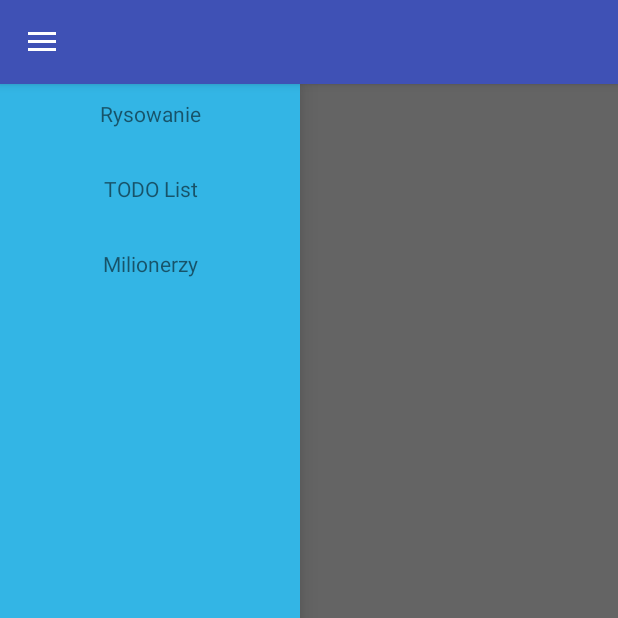
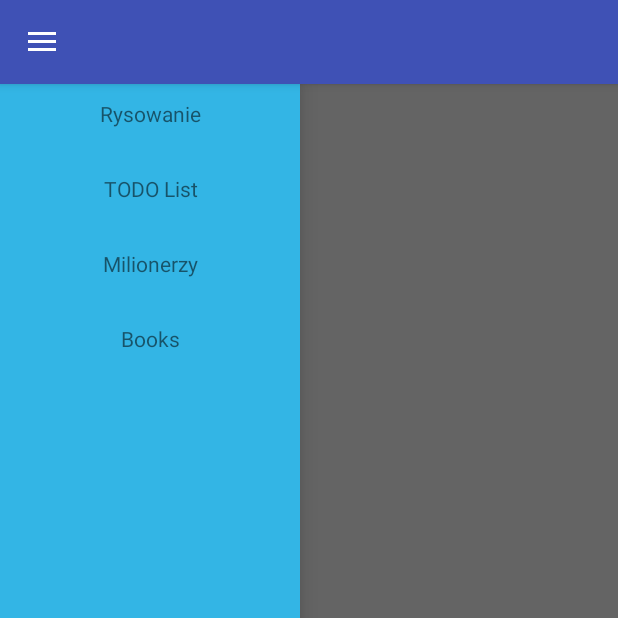
Before and after one commit to galvim/SdaCourseApplication, an Android app: the screen it shows after launch (MainActivity), with the side drawer open, on a phone screen of 412 x 824 dp, the top half of it. Run offline under Robolectric (Android 15) with nearby library versions, the phone set to English and light mode, and no system bars.

Commit message:
moze byc lipa

```diff
--- a/app/build.gradle
+++ b/app/build.gradle
@@ -1,9 +1,6 @@
 apply plugin: 'com.android.application'
 
 android {
-    defaultConfig {
-        vectorDrawables.useSupportLibrary = true
-    }
     compileSdkVersion 25
     buildToolsVersion "25.0.2"
     defaultConfig {
@@ -28,7 +25,6 @@ dependencies {
         exclude group: 'com.android.support', module: 'support-annotations'
     })
     compile 'com.android.support:appcompat-v7:25.1.1'
-    compile 'com.android.support:recyclerview-v7:25.1.1'
-    compile 'com.google.code.gson:gson:2.8.0'
+
     testCompile 'junit:junit:4.12'
 }
--- a/app/src/main/AndroidManifest.xml
+++ b/app/src/main/AndroidManifest.xml
@@ -22,7 +22,10 @@
         <activity android:name=".todo_list.todoList_activity"
             android:label="ToDo LisT"/>
         <activity android:name=".milionQuiz.QuizActivity"
-            android:label="Milionerzy"/>
+        android:label="Milionerzy"/>
+
+        <activity android:name=".books.BooksActivity"
+            android:label="Books"/>
 
   </application>
 
--- a/app/src/main/java/com/example/rent/sdacourseapplication/MainActivity.java
+++ b/app/src/main/java/com/example/rent/sdacourseapplication/MainActivity.java
@@ -10,6 +10,7 @@ import android.view.MenuItem;
 import android.view.View;
 import android.widget.TextView;
 
+import com.example.rent.sdacourseapplication.books.BooksActivity;
 import com.example.rent.sdacourseapplication.drawing_app.drawfinger.DrawingActivity;
 import com.example.rent.sdacourseapplication.milionQuiz.QuizActivity;
 import com.example.rent.sdacourseapplication.todo_list.todoList_activity;
@@ -53,6 +54,15 @@ public class MainActivity extends AppCompatActivity {
                 startActivity(intent);
             }
         });
+
+        TextView books = (TextView) findViewById(R.id.books);
+        books.setOnClickListener(new View.OnClickListener() {
+            @Override
+            public void onClick(View v) {
+                Intent intent = new Intent(MainActivity.this, BooksActivity.class);
+                startActivity(intent);
+            }
+        });
     }
 
     @Override
--- a/app/src/main/res/layout/activity_main.xml
+++ b/app/src/main/res/layout/activity_main.xml
@@ -60,6 +60,17 @@
             android:paddingTop="10dp"
             android:gravity="center_horizontal"/>
 
+        <TextView
+            android:id="@+id/books"
+            android:clickable="true"
+            android:background="?attr/selectableItemBackground"
+            android:text="Books"
+            android:layout_width="match_parent"
+            android:layout_height="50dp"
+            android:paddingBottom="10dp"
+            android:paddingTop="10dp"
+            android:gravity="center_horizontal"/>
+
 
     </LinearLayout>
 
```
Also changed, not shown: app/src/main/java/com/example/rent/sdacourseapplication/books/Book.java (added, +21 -0 lines), app/src/main/java/com/example/rent/sdacourseapplication/books/BooksActivity.java (added, +33 -0 lines), app/src/main/java/com/example/rent/sdacourseapplication/books/BooksAdapter.java (added, +50 -0 lines), app/src/main/java/com/example/rent/sdacourseapplication/milionQuiz/QuizActivity.java (+7 -1 lines), app/src/main/res/layout/books_activity.xml (added, +14 -0 lines), app/src/main/res/layout/single_page_books.xml (added, +11 -0 lines), app/src/main/res/drawable/book1.jpg (added), app/src/main/res/drawable/book2.jpg (added), app/src/main/res/drawable/book3.jpg (added).
